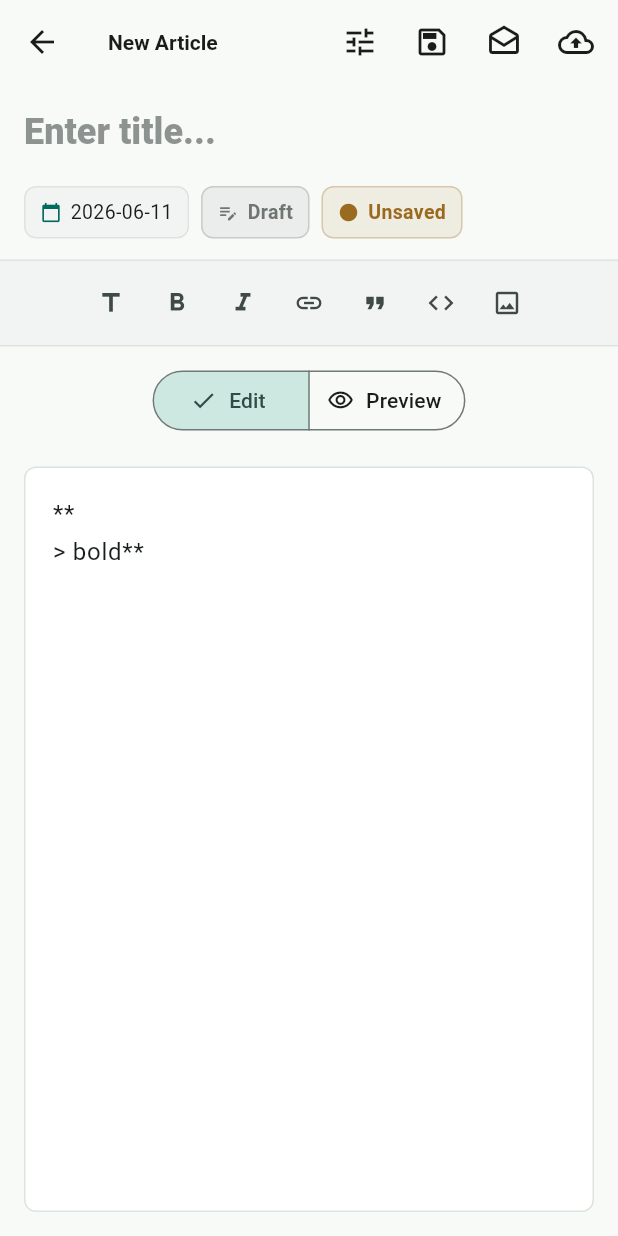
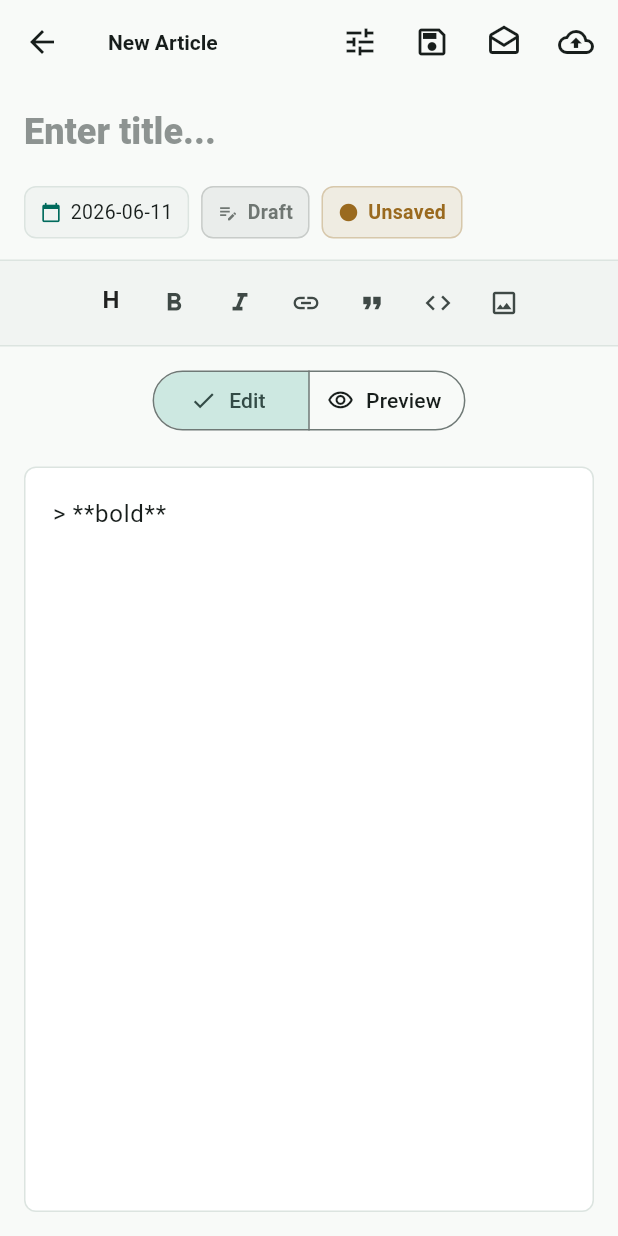
Before and after one commit to csfwff/inkflow, a Flutter app: the EditorPage screen opened directly, after a tap on the "format bold" icon, after a tap on the "format quote" icon, on a phone screen of 412 x 824 dp. Run offline on Flutter 3.47's test engine with Material 3 defaults, Android fonts, the phone set to English and light mode, and no system bars; our stand-ins replace drift, flutter_markdown_plus, package_info_plus, shared_preferences; missing offline and left inert: sqlite3; accounts and stored records are empty; generated files the repository leaves out were written again.

Commit message:
修改编辑器，替换markdown渲染器

````diff
--- a/lib/pages/editor_page.dart
+++ b/lib/pages/editor_page.dart
@@ -1,4 +1,5 @@
 import 'package:flutter/material.dart';
+import 'package:flutter_markdown_plus/flutter_markdown_plus.dart';
 import '../l10n/app_strings.dart';
 import '../main.dart';
 import '../models/article.dart';
@@ -448,22 +449,21 @@ class _EditorPageState extends State<EditorPage> {
             padding: const EdgeInsets.symmetric(horizontal: 12, vertical: 8),
             child: Row(
               children: [
-                _ToolButton(
-                  icon: Icons.title,
-                  tooltip: _label('插入标题', 'Insert heading'),
-                  onPressed: () => _insertLine('## ', _label('小标题', 'Heading')),
+                _HeadingButton(
+                  label: _label,
+                  contentCtrl: _contentCtrl,
                 ),
                 _ToolButton(
                   icon: Icons.format_bold,
                   tooltip: _label('加粗', 'Bold'),
                   onPressed: () =>
-                      _insertMarkdown('**', '**', _label('重点', 'bold')),
+                      _toggleMarkdown('**', '**', _label('重点', 'bold')),
                 ),
                 _ToolButton(
                   icon: Icons.format_italic,
                   tooltip: _label('斜体', 'Italic'),
                   onPressed: () =>
-                      _insertMarkdown('*', '*', _label('强调', 'italic')),
+                      _toggleMarkdown('*', '*', _label('强调', 'italic')),
                 ),
                 _ToolButton(
                   icon: Icons.link,
@@ -477,7 +477,7 @@ class _EditorPageState extends State<EditorPage> {
                 _ToolButton(
                   icon: Icons.format_quote,
                   tooltip: _label('引用', 'Quote'),
-                  onPressed: () => _insertLine('> ', _label('引用内容', 'Quote')),
+                  onPressed: () => _toggleLine('> ', _label('引用内容', 'Quote')),
                 ),
                 _ToolButton(
                   icon: Icons.code,
@@ -574,114 +574,13 @@ class _EditorPageState extends State<EditorPage> {
                   style: TextStyle(color: colorScheme.onSurfaceVariant),
                 ),
               )
-            : SingleChildScrollView(
+            : Markdown(
+                data: _previewText,
                 padding: const EdgeInsets.all(22),
-                child: _buildPreviewContent(_previewText),
+                selectable: true,
               ),
       ),
     );
-  }
-
-  Widget _buildPreviewContent(String text) {
-    final children = <Widget>[];
-    final codeLines = <String>[];
-    var inCode = false;
-
-    for (final line in text.split('\n')) {
-      if (line.trim().startsWith('```')) {
-        if (inCode) {
-          children.add(_PreviewCodeBlock(code: codeLines.join('\n')));
-          codeLines.clear();
-          inCode = false;
-        } else {
-          inCode = true;
-        }
-        continue;
-      }
-
-      if (inCode) {
-        codeLines.add(line);
-        continue;
-      }
-
-      children.add(_renderPreviewLine(line));
-    }
-
-    if (codeLines.isNotEmpty) {
-      children.add(_PreviewCodeBlock(code: codeLines.join('\n')));
-    }
-
-    return Column(
-        crossAxisAlignment: CrossAxisAlignment.start, children: children);
-  }
-
-  Widget _renderPreviewLine(String line) {
-    final trimmed = line.trim();
-    if (trimmed.isEmpty) return const SizedBox(height: 12);
-
-    final textTheme = Theme.of(context).textTheme;
-    final colorScheme = Theme.of(context).colorScheme;
-
-    if (trimmed.startsWith('### ')) {
-      return _PreviewText(
-        text: trimmed.substring(4),
-        style: textTheme.titleMedium?.copyWith(fontWeight: FontWeight.w800),
-      );
-    }
-    if (trimmed.startsWith('## ')) {
-      return _PreviewText(
-        text: trimmed.substring(3),
-        style: textTheme.titleLarge?.copyWith(fontWeight: FontWeight.w800),
-      );
-    }
-    if (trimmed.startsWith('# ')) {
-      return _PreviewText(
-        text: trimmed.substring(2),
-        style: textTheme.headlineSmall?.copyWith(
-          fontWeight: FontWeight.w800,
-          letterSpacing: 0,
-        ),
-      );
-    }
-    if (trimmed.startsWith('>')) {
-      return Container(
-        width: double.infinity,
-        margin: const EdgeInsets.only(bottom: 10),
-        padding: const EdgeInsets.fromLTRB(12, 8, 12, 8),
-        decoration: BoxDecoration(
-          color: colorScheme.surfaceContainerLow,
-          borderRadius: BorderRadius.circular(8),
-          border:
-              Border(left: BorderSide(color: colorScheme.primary, width: 3)),
-        ),
-        child: Text(
-          trimmed.substring(1).trim(),
-          style: TextStyle(
-            color: colorScheme.onSurfaceVariant,
-            height: 1.5,
-          ),
-        ),
-      );
-    }
-    if (trimmed.startsWith('- ') || trimmed.startsWith('* ')) {
-      return Padding(
-        padding: const EdgeInsets.only(bottom: 8),
-        child: Row(
-          crossAxisAlignment: CrossAxisAlignment.start,
-          children: [
-            Text('• ', style: TextStyle(color: colorScheme.primary)),
-            Expanded(
-              child: Text(
-                trimmed.substring(2),
-                style: const TextStyle(fontSize: 16, height: 1.5),
-              ),
-            ),
-          ],
-        ),
-      );
-    }
-
-    return _PreviewText(text: line);
   }
 
   void _insertMarkdown(String prefix, String suffix, String placeholder) {
@@ -706,27 +605,86 @@ class _EditorPageState extends State<EditorPage> {
     );
   }
 
-  void _insertLine(String prefix, String placeholder) {
+  void _toggleMarkdown(String prefix, String suffix, String placeholder) {
     final value = _contentCtrl.value;
+    final text = value.text;
     final selection = value.selection;
-    final start = selection.isValid ? selection.start : value.text.length;
-    final end = selection.isValid ? selection.end : value.text.length;
-    final selected =
-        start == end ? placeholder : value.text.substring(start, end);
-    final needsNewLine = start > 0 && value.text[start - 1] != '\n';
-    final replacement = '${needsNewLine ? '\n' : ''}$prefix$selected';
-    final nextText = value.text.replaceRange(start, end, replacement);
-    final selectionStart = start + (needsNewLine ? 1 : 0) + prefix.length;
-    final selectionEnd = selectionStart + selected.length;
+    final start = selection.isValid ? selection.start : text.length;
+    final end = selection.isValid ? selection.end : text.length;
 
+    // Check if the selected text is already wrapped: prefix + content + suffix
+    final beforeStart = start - prefix.length;
+    final afterEnd = end + suffix.length;
+    if (beforeStart >= 0 &&
+        afterEnd <= text.length &&
+        text.substring(beforeStart, start) == prefix &&
+        text.substring(end, afterEnd) == suffix) {
+      // Already wrapped → unwrap
+      final inner = text.substring(start, end);
+      final nextText =
+          text.replaceRange(beforeStart, afterEnd, inner);
       _contentCtrl.value = value.copyWith(
         text: nextText,
         selection: TextSelection(
-        baseOffset: selectionStart,
-        extentOffset: selectionEnd,
+          baseOffset: beforeStart,
+          extentOffset: beforeStart + inner.length,
         ),
         composing: TextRange.empty,
       );
+    } else {
+      // Not wrapped → wrap (same as _insertMarkdown)
+      final selected = start == end ? placeholder : text.substring(start, end);
+      final replacement = '$prefix$selected$suffix';
+      final nextText = text.replaceRange(start, end, replacement);
+      _contentCtrl.value = value.copyWith(
+        text: nextText,
+        selection: TextSelection(
+          baseOffset: start + prefix.length,
+          extentOffset: start + prefix.length + selected.length,
+        ),
+        composing: TextRange.empty,
+      );
+    }
+  }
+
+  void _toggleLine(String prefix, String placeholder) {
+    final value = _contentCtrl.value;
+    final text = value.text;
+    final selection = value.selection;
+    final cursor = selection.isValid ? selection.start : text.length;
+
+    // Find current line boundaries
+    final lineStart = text.lastIndexOf('\n', cursor > 0 ? cursor - 1 : 0) + 1;
+    int lineEnd = text.indexOf('\n', cursor);
+    if (lineEnd < 0) lineEnd = text.length;
+
+    final line = text.substring(lineStart, lineEnd);
+
+    if (line.startsWith(prefix)) {
+      // Already has prefix → remove it
+      final newLine = line.substring(prefix.length);
+      final nextText = text.replaceRange(lineStart, lineEnd, newLine);
+      _contentCtrl.value = value.copyWith(
+        text: nextText,
+        selection: TextSelection.collapsed(offset: lineStart + newLine.length),
+        composing: TextRange.empty,
+      );
+    } else {
+      // No prefix → add it
+      final needsNewLine = lineStart > 0;
+      final selected = line.isEmpty ? placeholder : line;
+      final replacement =
+          '${needsNewLine && lineStart > 0 ? '' : ''}$prefix$selected';
+      final nextText = text.replaceRange(lineStart, lineEnd, replacement);
+      _contentCtrl.value = value.copyWith(
+        text: nextText,
+        selection: TextSelection(
+          baseOffset: lineStart + prefix.length,
+          extentOffset: lineStart + prefix.length + selected.length,
+        ),
+        composing: TextRange.empty,
+      );
+    }
   }
 
   void _insertBlock(String block) {
@@ -924,48 +882,109 @@ class _EditorPill extends StatelessWidget {
   }
 }
 
-class _PreviewText extends StatelessWidget {
-  final String text;
-  final TextStyle? style;
+class _HeadingButton extends StatelessWidget {
+  final TextEditingController contentCtrl;
+  final String Function(String zh, String en) label;
 
-  const _PreviewText({required this.text, this.style});
+  const _HeadingButton({required this.contentCtrl, required this.label});
+
+  /// Returns (startOffset, currentLevel) for the line under cursor.
+  /// currentLevel 0 = no heading, 1-6 = H1-H6.
+  (int, int) _detectHeading() {
+    final text = contentCtrl.text;
+    if (text.isEmpty) return (0, 0);
+    final cursor = contentCtrl.selection.baseOffset;
+    if (cursor < 0 || cursor > text.length) return (text.length, 0);
+
+    // Find line start
+    final searchFrom = cursor > 0 ? cursor - 1 : 0;
+    int lineStart = text.lastIndexOf('\n', searchFrom) + 1;
+    // Find line end
+    int lineEnd = text.indexOf('\n', cursor);
+    if (lineEnd < 0) lineEnd = text.length;
+
+    if (lineStart < 0 || lineStart > lineEnd) return (0, 0);
+    final line = text.substring(lineStart, lineEnd);
+    final match = RegExp(r'^(#{1,4})\s').matchAsPrefix(line);
+    if (match == null) return (lineStart, 0);
+    return (lineStart, match.group(1)!.length);
+  }
+
+  void _toggleHeading() {
+    final (lineStart, level) = _detectHeading();
+    final text = contentCtrl.text;
+
+    String newLine;
+    int newCursorOffset;
+
+    if (level == 0) {
+      // No heading → insert H1
+      final lineEnd = text.indexOf('\n', lineStart);
+      final end = lineEnd < 0 ? text.length : lineEnd;
+      final line = text.substring(lineStart, end);
+      newLine = '# $line';
+      newCursorOffset = lineStart + 2; // after "# "
+    } else if (level < 4) {
+      // H1-H3 → bump up one level
+      final lineEnd = text.indexOf('\n', lineStart);
+      final end = lineEnd < 0 ? text.length : lineEnd;
+      final line = text.substring(lineStart, end);
+      final oldPrefix = '${'#' * level} ';
+      final newPrefix = '${'#' * (level + 1)} ';
+      newLine = newPrefix + line.substring(oldPrefix.length);
+      newCursorOffset = lineStart + newPrefix.length;
+    } else {
+      // H4 → clear heading
+      final lineEnd = text.indexOf('\n', lineStart);
+      final end = lineEnd < 0 ? text.length : lineEnd;
+      final line = text.substring(lineStart, end);
+      newLine = line.substring(5); // remove "#### "
+      newCursorOffset = lineStart;
+    }
+
+    final nextText = text.replaceRange(lineStart, text.indexOf('\n', lineStart) < 0 ? text.length : text.indexOf('\n', lineStart), newLine);
+    contentCtrl.value = contentCtrl.value.copyWith(
+      text: nextText,
+      selection: TextSelection.collapsed(offset: newCursorOffset),
+      composing: TextRange.empty,
+    );
+  }
 
   @override
   Widget build(BuildContext context) {
-    return Padding(
-      padding: const EdgeInsets.only(bottom: 10),
-      child: SelectableText(
-        text,
-        style: style ?? const TextStyle(fontSize: 16, height: 1.55),
+    final (_, level) = _detectHeading();
+    final displayLevel = level == 0 ? '' : '$level';
+
+    return SizedBox(
+      width: 40,
+      height: 40,
+      child: TextButton(
+        onPressed: _toggleHeading,
+        style: TextButton.styleFrom(
+          padding: EdgeInsets.zero,
+          shape: RoundedRectangleBorder(borderRadius: BorderRadius.circular(8)),
         ),
-    );
-  }
-}
-
-class _PreviewCodeBlock extends StatelessWidget {
-  final String code;
-
-  const _PreviewCodeBlock({required this.code});
-
-  @override
-  Widget build(BuildContext context) {
-    final colorScheme = Theme.of(context).colorScheme;
-
-    return Container(
-      width: double.infinity,
-      margin: const EdgeInsets.only(bottom: 12),
-      padding: const EdgeInsets.all(12),
-      decoration: BoxDecoration(
-        color: colorScheme.surfaceContainerLow,
-        borderRadius: BorderRadius.circular(8),
-        border: Border.all(color: colorScheme.outlineVariant),
+        child: Row(
+          mainAxisSize: MainAxisSize.min,
+          crossAxisAlignment: CrossAxisAlignment.baseline,
+          textBaseline: TextBaseline.alphabetic,
+          children: [
+            Transform.translate(
+              offset: const Offset(0, -2),
+              child: Text('H',
+                  style: TextStyle(
+                    fontSize: 16,
+                    fontWeight: FontWeight.w700,
+                    color: Theme.of(context).iconTheme.color,
+                  )),
             ),
-      child: SelectableText(
-        code,
-        style: const TextStyle(
-          fontFamily: 'monospace',
-          fontSize: 14,
-          height: 1.5,
+            if (displayLevel.isNotEmpty)
+              Text(displayLevel,
+                  style: TextStyle(
+                    fontSize: 10,
+                    color: Theme.of(context).iconTheme.color,
+                  )),
+          ],
         ),
       ),
     );
--- a/pubspec.yaml
+++ b/pubspec.yaml
@@ -41,6 +41,7 @@ dependencies:
   sqlite3_flutter_libs: any
   sqlite3: any
   path: ^1.9.0
+  flutter_markdown_plus: ^1.0.7
 
 dev_dependencies:
   flutter_test:
````
Also changed, not shown: .claude/settings.local.json, pubspec.lock. Lines whose indentation alone changed are shown as unchanged.
